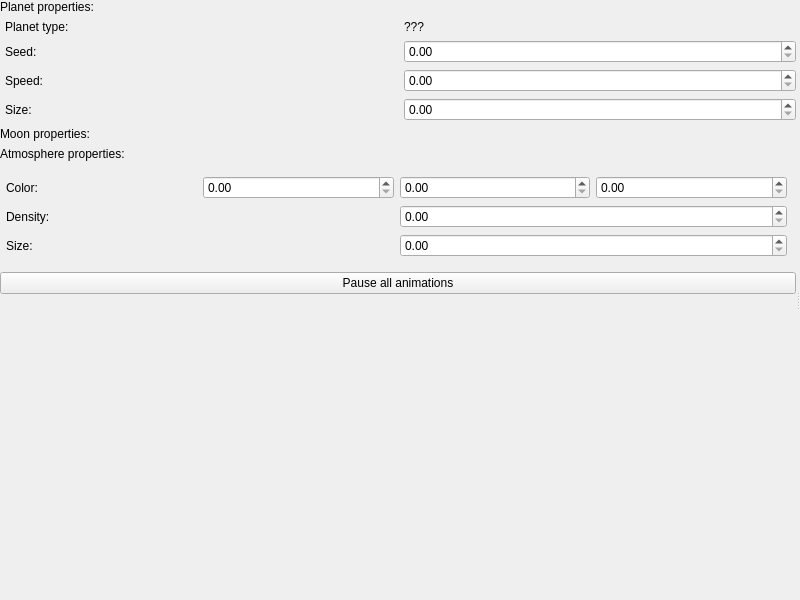
First picture: the form in src/views/windows/MainWindow.ui, repository Kaharonus/galax-renderer, before the edit.
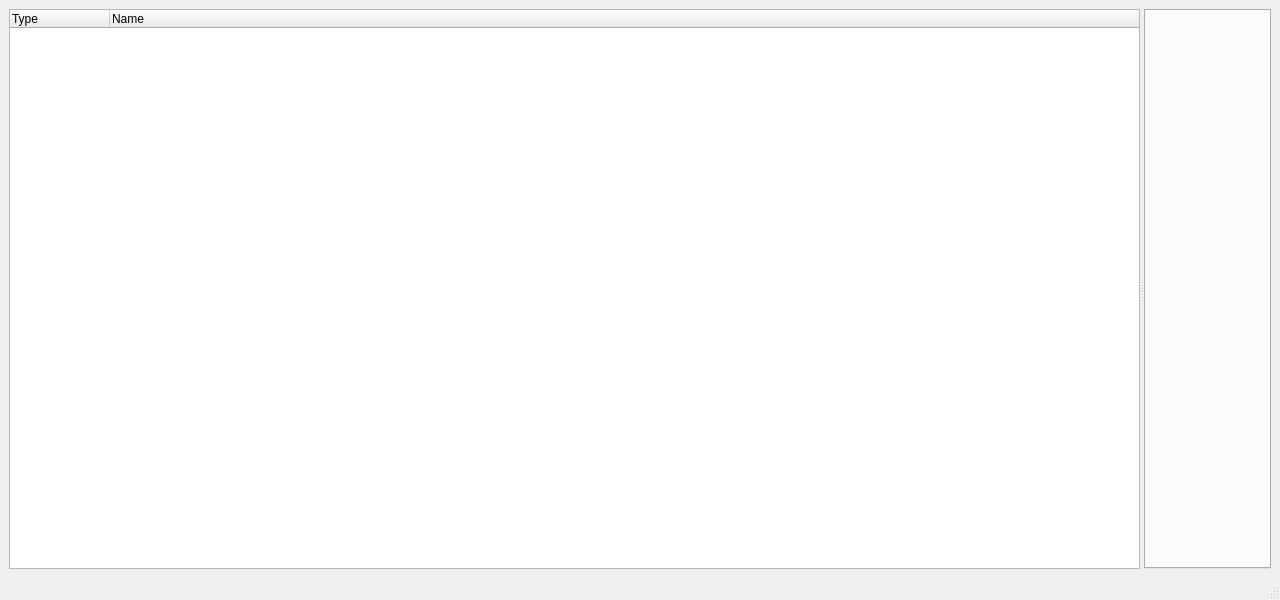
Second picture: the form after the edit. Custom widgets are drawn as their Qt base class.

```diff
--- a/src/views/windows/MainWindow.ui
+++ b/src/views/windows/MainWindow.ui
@@ -6,279 +6,52 @@
    <rect>
     <x>0</x>
     <y>0</y>
-    <width>800</width>
+    <width>1280</width>
     <height>600</height>
    </rect>
   </property>
-  <property name="minimumSize">
-   <size>
-    <width>600</width>
-    <height>400</height>
-   </size>
-  </property>
-  <property name="maximumSize">
-   <size>
-    <width>16777215</width>
-    <height>16777212</height>
-   </size>
-  </property>
   <property name="windowTitle">
    <string>MainWindow</string>
   </property>
   <widget class="QWidget" name="centralwidget">
-
-   <layout class="QGridLayout" name="baseGridLayout">
-    <property name="leftMargin">
-     <number>0</number>
-    </property>
-    <property name="topMargin">
-     <number>0</number>
-    </property>
-    <property name="rightMargin">
-     <number>0</number>
-    </property>
-    <property name="bottomMargin">
-     <number>0</number>
-    </property>
-    <property name="spacing">
-     <number>0</number>
+   <layout class="QGridLayout" name="gridLayout">
+    <property name="sizeConstraint">
+     <enum>QLayout::SetDefaultConstraint</enum>
     </property>
     <item row="0" column="0">
      <widget class="QSplitter" name="splitter">
+      <property name="sizePolicy">
+       <sizepolicy hsizetype="Expanding" vsizetype="Expanding">
+        <horstretch>0</horstretch>
+        <verstretch>0</verstretch>
+       </sizepolicy>
+      </property>
       <property name="orientation">
        <enum>Qt::Horizontal</enum>
       </property>
-      <widget class="QWidget" name="settingsWidget" native="true">
-       <property name="sizePolicy">
-        <sizepolicy hsizetype="Minimum" vsizetype="Minimum">
-         <horstretch>0</horstretch>
-         <verstretch>0</verstretch>
-        </sizepolicy>
+      <widget class="QTreeWidget" name="nodeView">
+       <property name="enabled">
+        <bool>true</bool>
        </property>
-       <property name="minimumSize">
-        <size>
-         <width>20</width>
-         <height>0</height>
-        </size>
-       </property>
-       <layout class="QVBoxLayout" name="settings">
-        <item>
-         <widget class="QLabel" name="planetPropertiesText">
-          <property name="styleSheet">
-           <string notr="true">font: 14pt &quot;IBM Plex Sans&quot;;</string>
-          </property>
-          <property name="text">
-           <string>Planet properties:</string>
-          </property>
-          <property name="textFormat">
-           <enum>Qt::MarkdownText</enum>
-          </property>
-          <property name="margin">
-           <number>5</number>
-          </property>
-         </widget>
-        </item>
-        <item>
-         <layout class="QVBoxLayout" name="planetPropertiesLayout">
-          <property name="leftMargin">
-           <number>5</number>
-          </property>
-          <item>
-           <layout class="QHBoxLayout" name="planetTypeBox">
-            <item>
-             <widget class="QLabel" name="label_5">
-              <property name="text">
-               <string>Planet type:</string>
-              </property>
-             </widget>
-            </item>
-            <item>
-             <widget class="QLabel" name="planetType">
-              <property name="text">
-               <string>???</string>
-              </property>
-             </widget>
-            </item>
-           </layout>
-          </item>
-          <item>
-           <layout class="QHBoxLayout" name="seed">
-            <item>
-             <widget class="QLabel" name="label_2">
-              <property name="text">
-               <string>Seed:</string>
-              </property>
-             </widget>
-            </item>
-            <item>
-             <widget class="QDraggableDoubleSpinBox" name="seedInput"/>
-            </item>
-           </layout>
-          </item>
-          <item>
-           <layout class="QHBoxLayout" name="horizontalLayout">
-            <item>
-             <widget class="QLabel" name="label_3">
-              <property name="text">
-               <string>Speed:</string>
-              </property>
-             </widget>
-            </item>
-            <item>
-             <widget class="QDraggableDoubleSpinBox" name="speedInput"/>
-            </item>
-           </layout>
-          </item>
-          <item>
-           <layout class="QHBoxLayout" name="scale">
-            <item>
-             <widget class="QLabel" name="label">
-              <property name="text">
-               <string>Size:</string>
-              </property>
-             </widget>
-            </item>
-            <item>
-             <widget class="QDraggableDoubleSpinBox" name="scaleInput"/>
-            </item>
-           </layout>
-          </item>
-         </layout>
-        </item>
-        <item>
-         <widget class="QLabel" name="moonPropertiesText">
-          <property name="styleSheet">
-           <string notr="true">font: 14pt &quot;IBM Plex Sans&quot;;</string>
-          </property>
-          <property name="text">
-           <string>Moon properties:</string>
-          </property>
-          <property name="margin">
-           <number>5</number>
-          </property>
-         </widget>
-        </item>
-        <item>
-         <layout class="QVBoxLayout" name="moonList">
-          <property name="leftMargin">
-           <number>5</number>
-          </property>
-         </layout>
-        </item>
-        <item>
-         <widget class="QLabel" name="atmospherePropertiesText">
-          <property name="styleSheet">
-           <string notr="true">font: 14pt &quot;IBM Plex Sans&quot;;</string>
-          </property>
-          <property name="text">
-           <string>Atmosphere properties:</string>
-          </property>
-          <property name="margin">
-           <number>5</number>
-          </property>
-         </widget>
-        </item>
-        <item>
-         <widget class="QWidget" name="atmosphereWidget">
-          <layout class="QVBoxLayout" name="atmosphereLayout">
-           <property name="leftMargin">
-            <number>6</number>
-           </property>
-           <item>
-            <layout class="QHBoxLayout" name="atmoColorLayout">
-             <item>
-              <widget class="QLabel" name="label_4">
-               <property name="text">
-                <string>Color:</string>
-               </property>
-              </widget>
-             </item>
-             <item>
-              <widget class="QDraggableDoubleSpinBox" name="colorR"/>
-             </item>
-             <item>
-              <widget class="QDraggableDoubleSpinBox" name="colorG"/>
-             </item>
-             <item>
-              <widget class="QDraggableDoubleSpinBox" name="colorB"/>
-             </item>
-            </layout>
-           </item>
-           <item>
-            <layout class="QHBoxLayout" name="horizontalLayout_4">
-             <item>
-              <widget class="QLabel" name="label_6">
-               <property name="text">
-                <string>Density:</string>
-               </property>
-              </widget>
-             </item>
-             <item>
-              <widget class="QDraggableDoubleSpinBox" name="densityInput"/>
-             </item>
-            </layout>
-           </item>
-           <item>
-            <layout class="QHBoxLayout" name="horizontalLayout_5">
-             <item>
-              <widget class="QLabel" name="label_7">
-               <property name="text">
-                <string>Size:</string>
-               </property>
-              </widget>
-             </item>
-             <item>
-              <widget class="QDraggableDoubleSpinBox" name="atmoSizeInput"/>
-             </item>
-            </layout>
-           </item>
-          </layout>
-         </widget>
-
-        </item>
-        <item>
-         <widget class="QPushButton" name="pauseAnimationsButton">
-          <property name="text">
-           <string>Pause all animations</string>
-          </property>
-         </widget>
-        </item>
-        <item>
-         <spacer name="verticalSpacer">
-          <property name="orientation">
-           <enum>Qt::Vertical</enum>
-          </property>
-          <property name="sizeHint" stdset="0">
-           <size>
-            <width>20</width>
-            <height>40</height>
-           </size>
-          </property>
-         </spacer>
-        </item>
-       </layout>
+       <column>
+        <property name="text">
+         <string>Type</string>
+        </property>
+       </column>
+       <column>
+        <property name="text">
+         <string>Name</string>
+        </property>
+       </column>
       </widget>
-      <widget class="QWidget" name="renderWidget" native="true">
-       <property name="sizePolicy">
-        <sizepolicy hsizetype="Expanding" vsizetype="Expanding">
-         <horstretch>0</horstretch>
-         <verstretch>0</verstretch>
-        </sizepolicy>
-       </property>
-       <layout class="QGridLayout" name="layout"/>
+      <widget class="QTabWidget" name="dataView">
       </widget>
      </widget>
     </item>
    </layout>
   </widget>
+  <widget class="QStatusBar" name="statusbar"/>
  </widget>
- <customwidgets>
-  <customwidget>
-   <class>QDraggableDoubleSpinBox</class>
-   <extends>QDoubleSpinBox</extends>
-   <header location="global">views/controls/QDraggableDoubleSpinBox.h</header>
-  </customwidget>
- </customwidgets>
  <resources/>
  <connections/>
 </ui>
```
Left out of the diff: 4 changed lines with no effect on the pictures.
